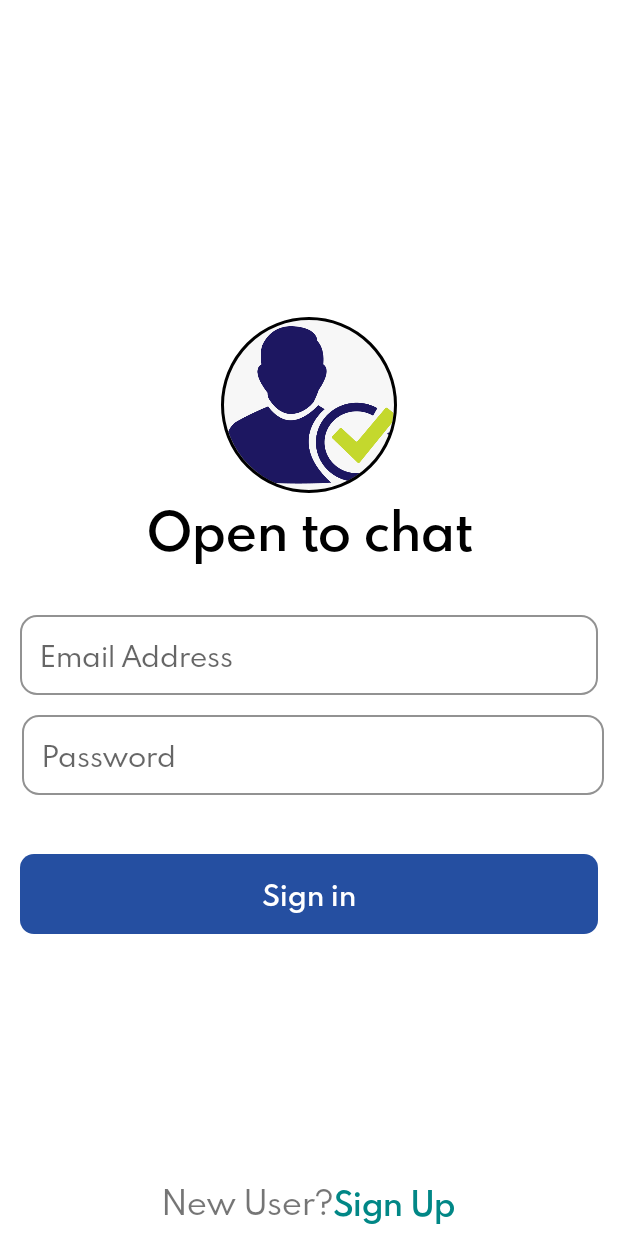
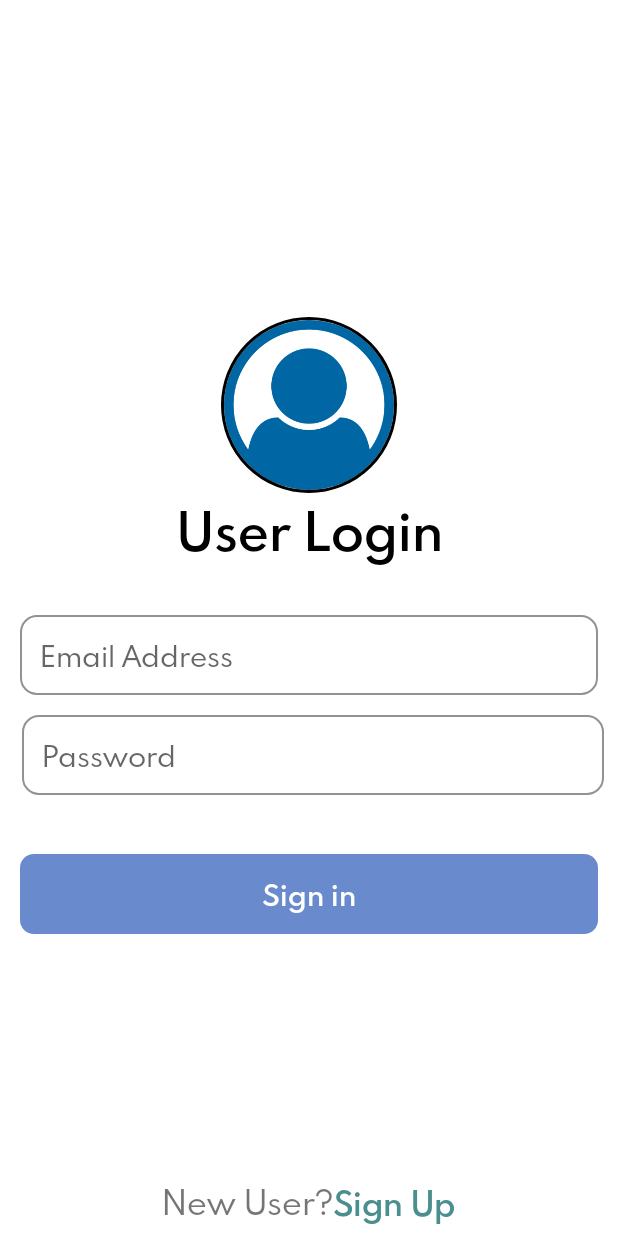
Before and after one commit to abhimanyukc/HamroKuraKani2, an Android app: the LoginActivity screen opened directly, with no data from a screen before it, on a phone screen of 412 x 824 dp. Run offline under Robolectric (Android 15) with nearby library versions, the phone set to English and light mode, and no system bars; our stand-ins replace CircleImageView, Firebase (no records; nobody signed in at launch, a user with empty details on screens opened directly), sdp/ssp sizes.

Commit message:
finished chatapplication 'Hamrokurakani'

```diff
--- a/app/src/main/res/layout/activity_home.xml
+++ b/app/src/main/res/layout/activity_home.xml
@@ -45,7 +45,7 @@
         android:layout_width="match_parent"
         android:layout_height="match_parent"
         android:layout_below="@id/toolbar"
-        android:layout_marginTop="@dimen/_5sdp"
+        android:layout_marginTop="@dimen/_6sdp"
         android:id="@+id/mainUserRecyclerView" />
 
 </RelativeLayout>
--- a/app/src/main/res/layout/activity_login.xml
+++ b/app/src/main/res/layout/activity_login.xml
@@ -17,14 +17,14 @@
             android:id="@+id/profile_image"
             android:layout_width="@dimen/_90sdp"
             android:layout_height="@dimen/_90sdp"
-            android:src="@drawable/logo"
+            android:src="@drawable/login"
             app:civ_border_width="2dp"
             app:civ_border_color="#FF000000"/>
 
         <TextView
             android:layout_width="match_parent"
             android:layout_height="wrap_content"
-            android:text="Open to chat"
+            android:text="User Login"
             android:textColor="@color/black"
             android:gravity="center"
             android:textSize="@dimen/_25sdp"
--- a/app/src/main/res/values/colors.xml
+++ b/app/src/main/res/values/colors.xml
@@ -1,12 +1,12 @@
 <?xml version="1.0" encoding="utf-8"?>
 <resources>
     <color name="purple_200">#FFBB86FC</color>
-    <color name="purple_500">#FF6200EE</color>
-    <color name="purple_700">#FF3700B3</color>
-    <color name="teal_200">#FF03DAC5</color>
-    <color name="teal_700">#FF018786</color>
+    <color name="purple_500">#9B6BDF</color>
+    <color name="purple_700">#6E3AE4</color>
+    <color name="teal_200">#8DDCD4</color>
+    <color name="teal_700">#4A8E8E</color>
     <color name="black">#FF000000</color>
     <color name="white">#FFFFFFFF</color>
-    <color name = "primary_purple">#254fa1</color>
+    <color name = "primary_purple">#698BCD</color>
     <color name="abhi">#979797</color>
 </resources>
```
Also changed, not shown: app/src/main/res/drawable-xhdpi/login.jpg (added).
